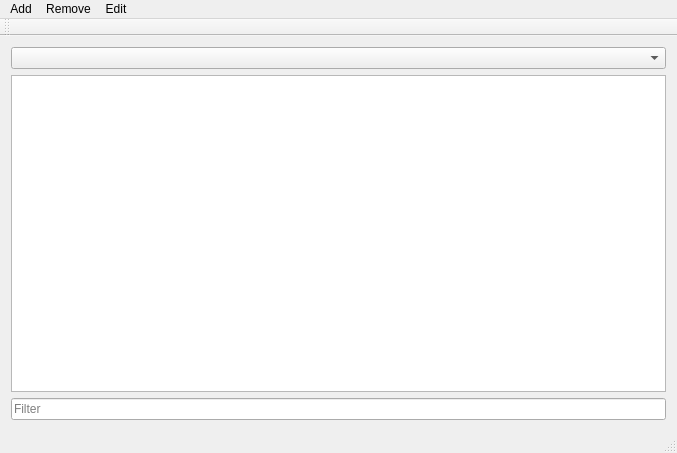
This is Skil 3/UI/mainwindow.ui in SenpaiPlz/0011Week as Qt 5 draws it before an edit. The edited form follows.
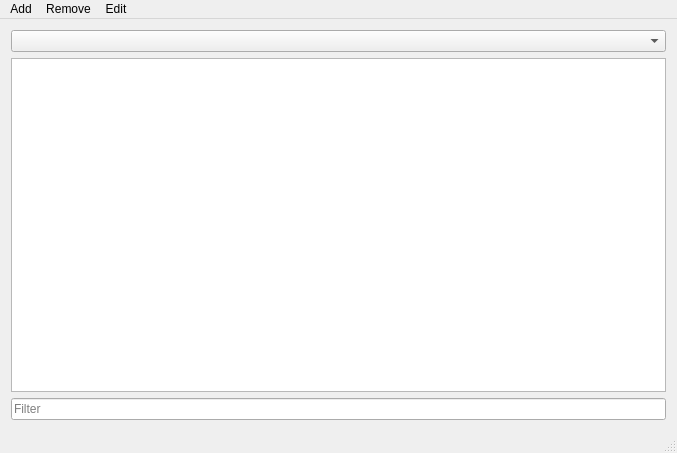
This is the edited form. Icons and pictures are not drawn.

The edit to the form file:
```diff
--- a/Skil 3/UI/mainwindow.ui
+++ b/Skil 3/UI/mainwindow.ui
@@ -19,7 +19,11 @@
      <widget class="QComboBox" name="SELECT_TABLE"/>
     </item>
     <item>
-     <widget class="QTableWidget" name="MainTable"/>
+     <widget class="QTableWidget" name="MainTable">
+      <property name="alternatingRowColors">
+       <bool>true</bool>
+      </property>
+     </widget>
     </item>
     <item>
      <widget class="QLineEdit" name="Filter">
@@ -70,14 +74,6 @@
    <addaction name="menuRemove"/>
    <addaction name="menuEdit"/>
   </widget>
-  <widget class="QToolBar" name="mainToolBar">
-   <attribute name="toolBarArea">
-    <enum>TopToolBarArea</enum>
-   </attribute>
-   <attribute name="toolBarBreak">
-    <bool>false</bool>
-   </attribute>
-  </widget>
   <widget class="QStatusBar" name="statusBar"/>
   <action name="actionAdd_Computer_Scientist">
    <property name="text">
```
Left out of the diff: 7 changed lines with no effect on the pictures.
